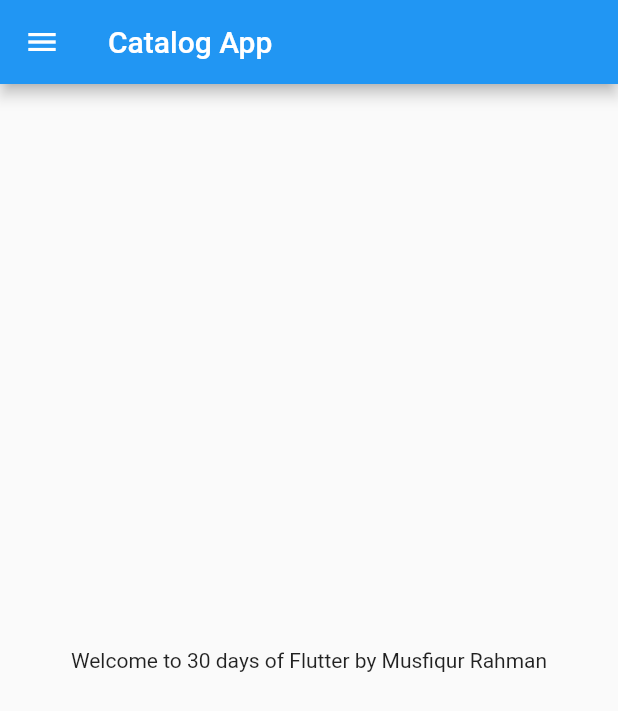
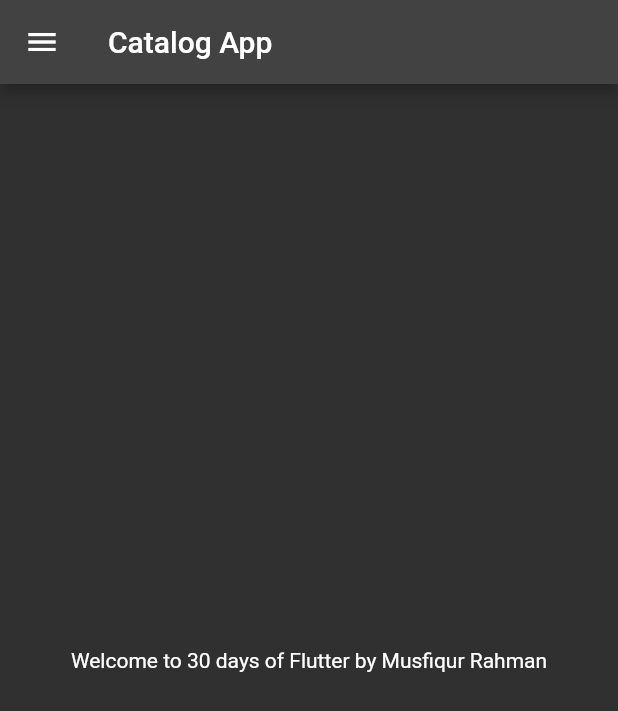
Before and after one commit to musfiqur552608/Catalog_Flutter_APP, a Flutter app: the screen it shows after launch, on a phone screen of 412 x 824 dp. Shown: the top 711 px of the screen. Run offline on Flutter 3.47's test engine with Material 2 defaults, Android fonts, the phone set to English and light mode, and no system bars.

Commit message:
Dark theme

```diff
--- a/lib/main.dart
+++ b/lib/main.dart
@@ -1,5 +1,5 @@
 import 'package:flutter/material.dart';
-import 'home_page.dart';
+import 'pages/home_page.dart';
 
 void main(){
   runApp(MyApp());
@@ -12,7 +12,12 @@ class MyApp extends StatelessWidget {
 
 
     return MaterialApp(
-      home: HomePage()
+      home: HomePage(),
+      themeMode: ThemeMode.dark,
+      darkTheme: ThemeData(
+        brightness: Brightness.dark,
+      ),
+
     );
   }
 }
```
Also changed, not shown: lib/pages/home_page.dart (renamed from lib/home_page.dart).
